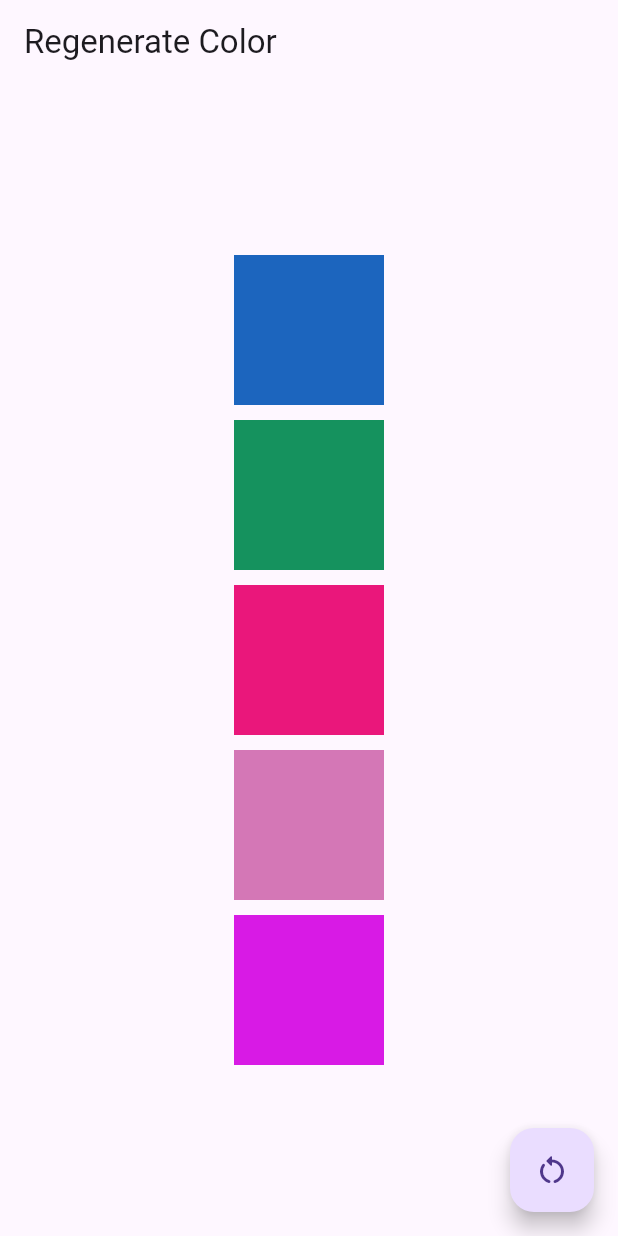
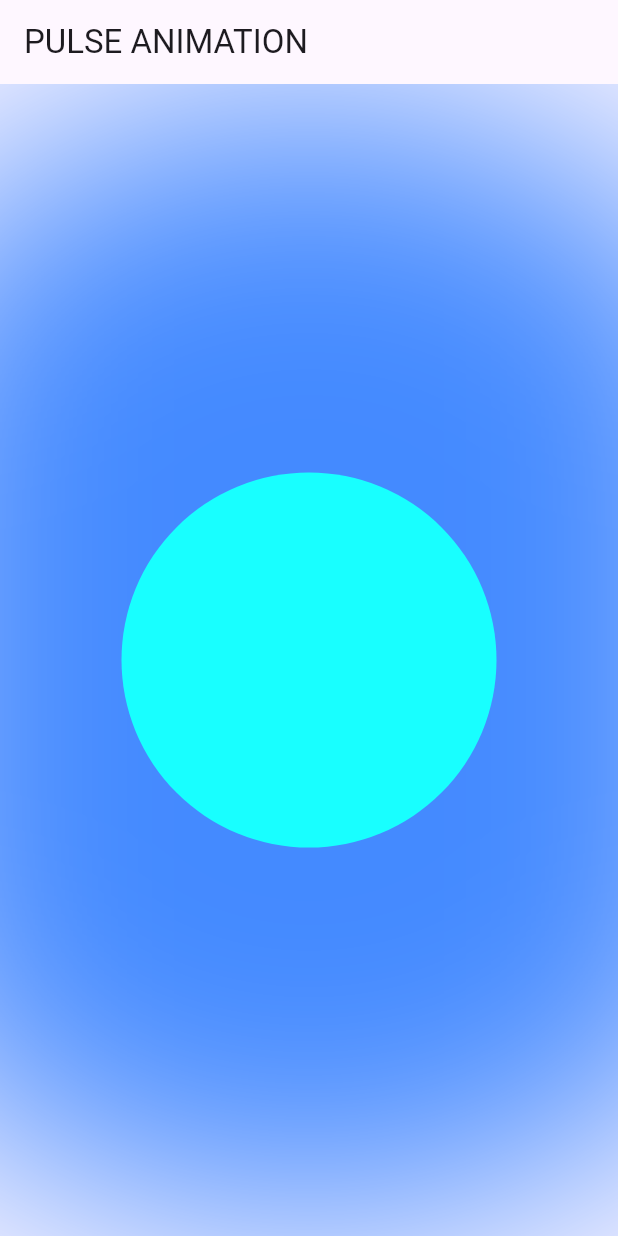
Before and after one commit to shijinthottiyil/mylearning, a Flutter app: the screen it shows after launch, on a phone screen of 412 x 824 dp. Run offline on Flutter 3.47's test engine with Material 3 defaults, Android fonts, the phone set to English and light mode, and no system bars; missing offline and left inert: dart:ffi.

Commit message:
COMPLETED TWEEN ANIMATION BUILDER EXAMPLE

```diff
--- a/lib/implicit/regenerate_color_view.dart
+++ b/lib/implicit/regenerate_color_view.dart
@@ -1,6 +1,5 @@
 import 'dart:math';
 
-import 'package:flutter/cupertino.dart';
 import 'package:flutter/material.dart';
 import 'package:flutter/widgets.dart';
 
@@ -37,10 +36,11 @@ class _RegeneateColorViewState extends State<RegeneateColorView> {
             for (int i = 0; i < colorList.length; i++) ...[
               AnimatedContainer(
                 duration: Durations.extralong4,
+                curve: Curves.bounceIn,
+                color: colorList[i],
                 margin: EdgeInsets.all(5),
                 width: 100,
                 height: 100,
-                color: colorList[i],
               ),
             ]
           ],
--- /dev/null
+++ b/lib/implicit/tween_animation_builder_example.dart
@@ -0,0 +1,40 @@
+import 'dart:ffi';
+
+import 'package:flutter/material.dart';
+
+class TweenAnimationBuilderExample extends StatelessWidget {
+  const TweenAnimationBuilderExample({super.key});
+
+  @override
+  Widget build(BuildContext context) {
+    return Scaffold(
+      appBar: AppBar(
+        title: Text('PULSE ANIMATION'),
+      ),
+      body: Center(
+        child: TweenAnimationBuilder(
+          tween: Tween<double>(begin: 0.0, end: 250.0),
+          duration: Durations.extralong4,
+          curve: Curves.elasticOut,
+          builder: (context, value, _) {
+            return Container(
+              width: value,
+              height: value,
+              decoration: BoxDecoration(
+                shape: BoxShape.circle,
+                color: Colors.cyanAccent,
+                boxShadow: [
+                  BoxShadow(
+                    color: Colors.blueAccent,
+                    spreadRadius: value,
+                    blurRadius: value,
+                  ),
+                ],
+              ),
+            );
+          },
+        ),
+      ),
+    );
+  }
+}
--- a/lib/main.dart
+++ b/lib/main.dart
@@ -1,5 +1,7 @@
 import 'package:flutter/material.dart';
+import 'package:mylearning/implicit/animated_shopping_cart_button.dart';
 import 'package:mylearning/implicit/regenerate_color_view.dart';
+import 'package:mylearning/implicit/tween_animation_builder_example.dart';
 
 void main() {
   runApp(const MyApp());
@@ -11,7 +13,7 @@ class MyApp extends StatelessWidget {
   @override
   Widget build(BuildContext context) {
     return const MaterialApp(
-      home: RegeneateColorView(),
+      home: TweenAnimationBuilderExample(),
     );
   }
 }
```
Also changed, not shown: lib/implicit/animated_shopping_cart_button.dart (added, +39 -0 lines).
